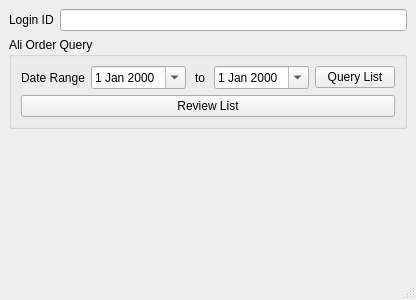
xlongfeng/alixixi, file alixixi.ui: the form before one commit.
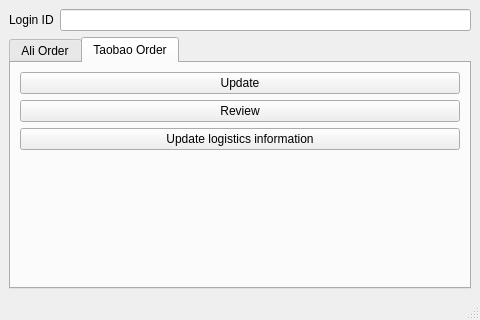
The form after the commit. The open tabs and pages were chosen to show the change.

Patch:
```diff
--- a/alixixi.ui
+++ b/alixixi.ui
@@ -6,15 +6,15 @@
    <rect>
     <x>0</x>
     <y>0</y>
-    <width>416</width>
-    <height>300</height>
+    <width>480</width>
+    <height>320</height>
    </rect>
   </property>
   <property name="windowTitle">
    <string>Alixixi</string>
   </property>
   <widget class="QWidget" name="centralwidget">
-   <layout class="QVBoxLayout" name="verticalLayout_2">
+   <layout class="QVBoxLayout" name="verticalLayout">
     <item>
      <layout class="QHBoxLayout" name="horizontalLayout">
       <item>
@@ -34,12 +34,14 @@
      </layout>
     </item>
     <item>
-     <widget class="QGroupBox" name="groupBox">
-      <property name="title">
-       <string>Ali Order Query</string>
+     <widget class="QTabWidget" name="tabWidget">
+      <property name="currentIndex">
+       <number>0</number>
       </property>
-      <layout class="QVBoxLayout" name="verticalLayout">
-       <item>
+      <widget class="QWidget" name="tab">
+       <attribute name="title">
+        <string>Ali Order</string>
+       </attribute>
         <layout class="QFormLayout" name="formLayout">
          <item row="0" column="0">
           <widget class="QLabel" name="label_2">
@@ -83,22 +85,45 @@
            <item>
             <widget class="QPushButton" name="orderListGetPushButton">
              <property name="text">
-              <string>Query List</string>
+             <string>Update</string>
              </property>
             </widget>
            </item>
           </layout>
          </item>
-        </layout>
+        <item row="1" column="1">
+         <widget class="QPushButton" name="aliOrderReviewPushButton">
+          <property name="text">
+           <string>Review</string>
+          </property>
+         </widget>
+        </item>
+       </layout>
+      </widget>
+      <widget class="QWidget" name="tab_2">
+       <attribute name="title">
+        <string>Taobao Order</string>
+       </attribute>
+       <layout class="QVBoxLayout" name="verticalLayout_2">
+        <item>
+         <widget class="QPushButton" name="tbOrderUpdatePushButton">
+          <property name="text">
+           <string>Update</string>
+          </property>
+         </widget>
        </item>
        <item>
-        <widget class="QPushButton" name="orderListReviewPushButton">
+         <widget class="QPushButton" name="tbOrderReviewPushButton">
          <property name="text">
-          <string>Review List</string>
+           <string>Review</string>
          </property>
         </widget>
        </item>
-      </layout>
+        <item>
+         <widget class="QPushButton" name="tbOrderLogisticsUpdatePushButton">
+          <property name="text">
+           <string>Update logistics information</string>
+          </property>
      </widget>
     </item>
     <item>
@@ -109,13 +134,17 @@
       <property name="sizeHint" stdset="0">
        <size>
         <width>20</width>
-        <height>0</height>
+            <height>107</height>
        </size>
       </property>
      </spacer>
     </item>
    </layout>
   </widget>
+     </widget>
+    </item>
+   </layout>
+  </widget>
   <widget class="QMenuBar" name="menubar">
    <property name="geometry">
     <rect>
```
Left out of the diff: 4 changed lines with no effect on the pictures. Lines whose indentation alone changed are shown as unchanged.
